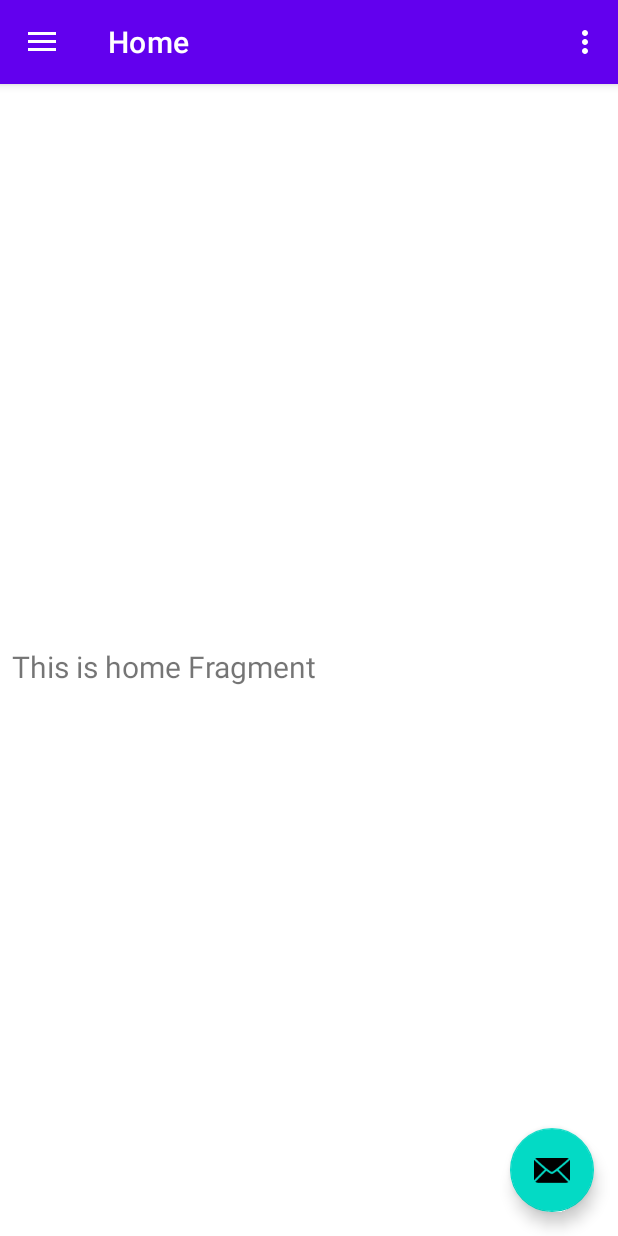
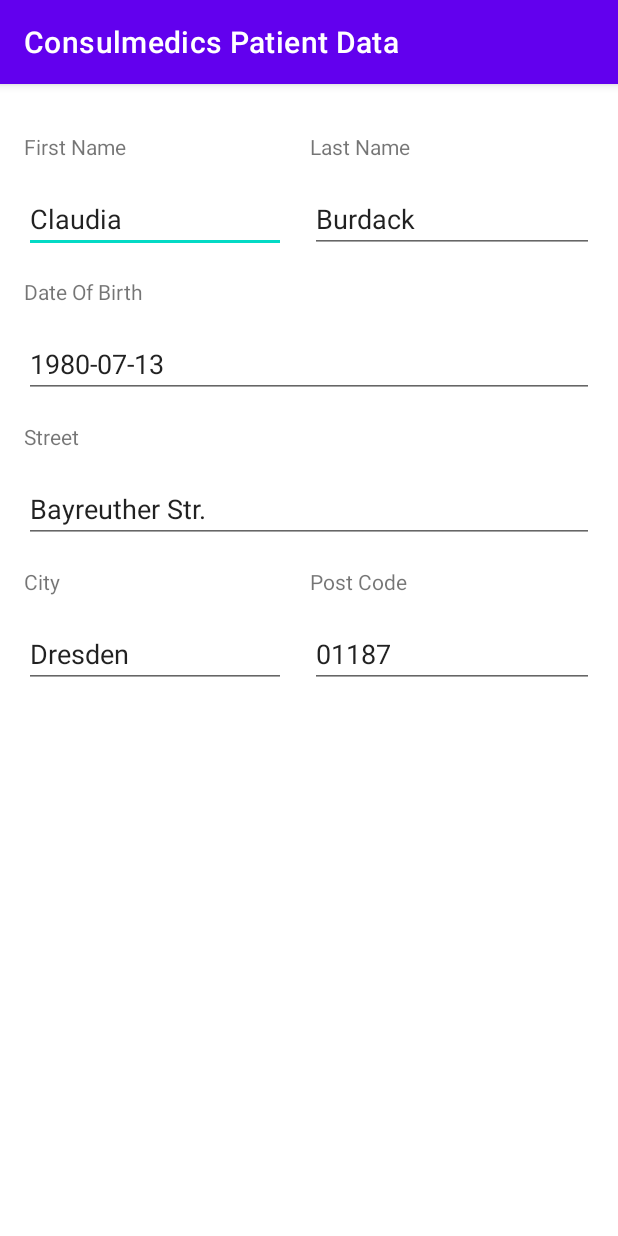
Before and after one commit to binarynumdev/patient-doctor-app, an Android app: the screen it shows after launch (MainActivity before the commit, NewPatientActivity after it), after a tap on an icon or button, on a phone screen of 412 x 824 dp. Run offline under Robolectric (Android 15) with nearby library versions, the phone set to English and light mode, and no system bars; our stand-ins replace navigation-ui; libraries missing offline, so code that uses them is left out: com.identive.libs; 5 statements that could not run were skipped.

```diff
--- a/app/src/main/java/com/consulmedics/patientdata/MainActivity.kt
+++ b/app/src/main/java/com/consulmedics/patientdata/MainActivity.kt
@@ -12,6 +12,7 @@ import androidx.navigation.ui.navigateUp
 import androidx.navigation.ui.setupActionBarWithNavController
 import androidx.navigation.ui.setupWithNavController
 import com.consulmedics.patientdata.databinding.ActivityMainBinding
+import com.consulmedics.patientdata.models.Patient
 import com.google.android.material.navigation.NavigationView
 
 
@@ -54,6 +55,16 @@ class MainActivity : AppCompatActivity() {
                         })
                     }
                 }
+                else{
+                    var patient: Patient = Patient()
+                    var pdata: String = "<?xml version=\"1.0\" encoding=\"ISO-8859-15\" standalone=\"yes\"?><vsdp:UC_PersoenlicheVersichertendatenXML CDM_VERSION=\"5.2.0\" xmlns:vsdp=\"http://ws.gematik.de/fa/vsdm/vsd/v5.2\"><vsdp:Versicherter><vsdp:Versicherten_ID>T115774582</vsdp:Versicherten_ID><vsdp:Person><vsdp:Geburtsdatum>19800713</vsdp:Geburtsdatum><vsdp:Vorname>Claudia</vsdp:Vorname><vsdp:Nachname>Burdack</vsdp:Nachname><vsdp:Geschlecht>W</vsdp:Geschlecht><vsdp:StrassenAdresse><vsdp:Postleitzahl>01187</vsdp:Postleitzahl><vsdp:Ort>Dresden</vsdp:Ort><vsdp:Land><vsdp:Wohnsitzlaendercode>D</vsdp:Wohnsitzlaendercode></vsdp:Land><vsdp:Strasse>Bayreuther Str.</vsdp:Strasse><vsdp:Hausnummer>30</vsdp:Hausnummer></vsdp:StrassenAdresse></vsdp:Person></vsdp:Versicherter></vsdp:UC_PersoenlicheVersichertendatenXML>"
+                    var vdata: String = "<?xml version=\"1.0\" encoding=\"ISO-8859-15\" standalone=\"yes\"?><vsda:UC_AllgemeineVersicherungsdatenXML CDM_VERSION=\"5.2.0\" xmlns:vsda=\"http://ws.gematik.de/fa/vsdm/vsd/v5.2\"><vsda:Versicherter><vsda:Versicherungsschutz><vsda:Beginn>20081002</vsda:Beginn><vsda:Kostentraeger><vsda:Kostentraegerkennung>104526376</vsda:Kostentraegerkennung><vsda:Kostentraegerlaendercode>D</vsda:Kostentraegerlaendercode><vsda:Name>VIACTIV Krankenkasse</vsda:Name><vsda:AbrechnenderKostentraeger><vsda:Kostentraegerkennung>104526376</vsda:Kostentraegerkennung><vsda:Kostentraegerlaendercode>D</vsda:Kostentraegerlaendercode><vsda:Name>VIACTIV Krankenkasse</vsda:Name></vsda:AbrechnenderKostentraeger></vsda:Kostentraeger></vsda:Versicherungsschutz><vsda:Zusatzinfos><vsda:ZusatzinfosGKV><vsda:Versichertenart>1</vsda:Versichertenart><vsda:Zusatzinfos_Abrechnung_GKV><vsda:WOP>98</vsda:WOP></vsda:Zusatzinfos_Abrechnung_GKV></vsda:ZusatzinfosGKV></vsda:Zusatzinfos></vsda:Versicherter></vsda:UC_AllgemeineVersicherungsdatenXML>"
+                    patient.loadFrom(pdata, vdata)
+                    startActivity(Intent(this, NewPatientActivity::class.java).apply {
+                        // you can add values(if any) to pass to the next class or avoid using `.apply`
+                        putExtra("patient_data", patient)
+                    })
+                }
 
             }
         }
```
